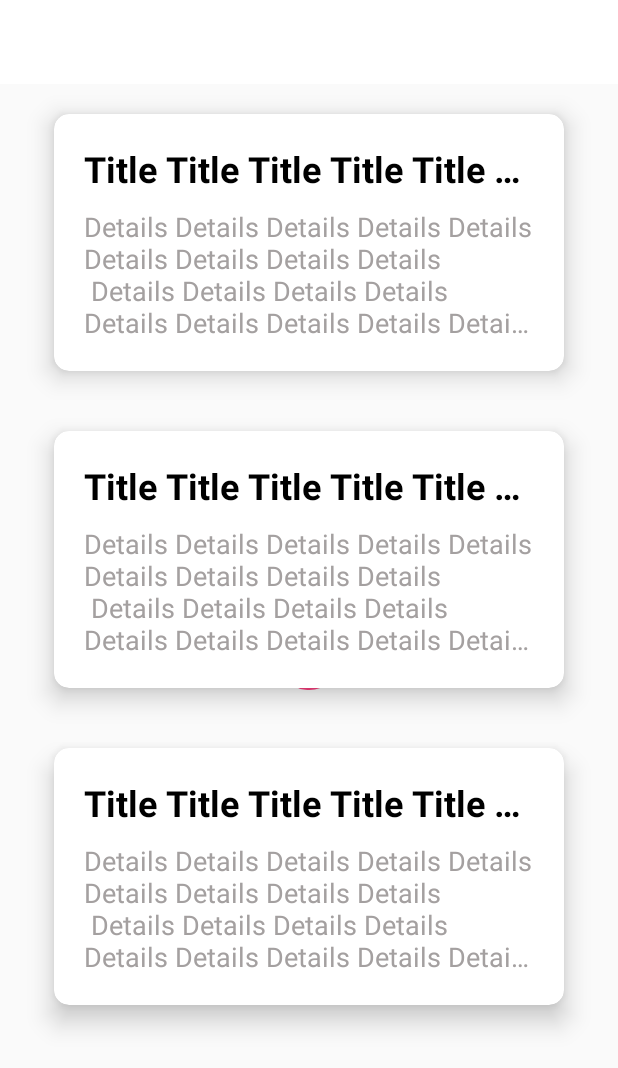
After one commit to Rob1SD/fabellas, an Android app: the layout activity_user_stories.xml on its own in the app's theme, with its tools: preview values and no code run, on a phone screen of 412 x 824 dp. The commit adds this screen. Shown: the top 1068 px of the screen. Run offline under Robolectric (Android 15) with nearby library versions, the phone set to English and light mode, and no system bars.

Commit message:
made it work

```diff
--- a/app/src/main/java/groupe_9/com/fabellas/firebase/StoriesFinder.java
+++ b/app/src/main/java/groupe_9/com/fabellas/firebase/StoriesFinder.java
@@ -38,7 +38,7 @@ public class StoriesFinder
             {
                 if (!dataSnapshot.exists())
                 {
-                    callbacks.onNoPlaceFound();
+                    callbacks.onNoStorieFound();
                 }
             }
 
@@ -141,7 +141,7 @@ public class StoriesFinder
             {
                 if (!dataSnapshot.exists())
                 {
-                    callbacks.onNoPlaceFound();
+                    callbacks.onNoStorieFound();
                 }
             }
 
--- a/app/src/main/java/groupe_9/com/fabellas/firebase/StoriesFinderCallbacks.java
+++ b/app/src/main/java/groupe_9/com/fabellas/firebase/StoriesFinderCallbacks.java
@@ -12,8 +12,6 @@ public interface StoriesFinderCallbacks
 
     void onStoryRemoved(Story storie);
 
-    void onNoPlaceFound();
-
     void onNoStorieFound();
 
     void onStartSearching();
--- a/app/src/main/java/groupe_9/com/fabellas/widget/AppWidgetAdapterFactory.java
+++ b/app/src/main/java/groupe_9/com/fabellas/widget/AppWidgetAdapterFactory.java
@@ -134,12 +134,6 @@ public class AppWidgetAdapterFactory
     }
 
     @Override
-    public void onNoPlaceFound()
-    {
-
-    }
-
-    @Override
     public void onNoStorieFound()
     {
 
--- /dev/null
+++ b/app/src/main/res/layout/activity_user_stories.xml
@@ -0,0 +1,55 @@
+<?xml version="1.0" encoding="utf-8"?>
+<android.support.constraint.ConstraintLayout
+    xmlns:android="http://schemas.android.com/apk/res/android"
+    xmlns:app="http://schemas.android.com/apk/res-auto"
+    xmlns:tools="http://schemas.android.com/tools"
+    android:layout_width="match_parent"
+    android:layout_height="match_parent"
+    android:fitsSystemWindows="true"
+    >
+
+    <include
+        layout="@layout/toolbar"
+        />
+
+    <FrameLayout
+        android:id="@+id/frameLayout"
+        android:layout_width="0dp"
+        android:layout_height="0dp"
+        app:layout_behavior="@string/appbar_scrolling_view_behavior"
+        app:layout_constraintBottom_toBottomOf="parent"
+        app:layout_constraintLeft_toLeftOf="parent"
+        app:layout_constraintRight_toRightOf="parent"
+        app:layout_constraintTop_toBottomOf="@+id/toolbar"
+        >
+
+        <ProgressBar
+            android:id="@+id/loader"
+            android:layout_width="wrap_content"
+            android:layout_height="wrap_content"
+            android:layout_gravity="center"
+            android:layout_margin="20dp"
+            android:visibility="visible"
+            />
+
+        <android.support.v7.widget.RecyclerView
+
+            android:id="@+id/item_list"
+            android:name="groupe_9.com.testmasterdetailflow.ItemListFragment"
+            android:layout_width="match_parent"
+            android:layout_height="match_parent"
+            android:layout_marginLeft="16dp"
+            android:layout_marginRight="16dp"
+            app:layoutManager="LinearLayoutManager"
+            tools:listitem="@layout/item_list_content"/>
+
+        <TextView
+            android:id="@+id/empty_view"
+            android:layout_width="match_parent"
+            android:layout_height="match_parent"
+            android:gravity="center"
+            android:text="@string/no_data_available"
+            android:visibility="gone"/>
+    </FrameLayout>
+
+</android.support.constraint.ConstraintLayout>
--- a/app/src/main/res/values/strings.xml
+++ b/app/src/main/res/values/strings.xml
@@ -23,4 +23,5 @@
     <string name="storie_details">Description de  l\'anecdote</string>
     <string name="error_empty_story_title_or_details">Veuillez saisir un titre et une description</string>
     <string name="add_storie_title">Ajout d\'une anecdote</string>
+    <string name="user_stories_title">Mes Anecdotes</string>
 </resources>
```
Also changed, not shown: app/src/main/AndroidManifest.xml (+19 -19 lines), app/src/main/java/groupe_9/com/fabellas/DummyContent.java (deleted, +0 -67 lines), app/src/main/java/groupe_9/com/fabellas/MapActivity.java (+4 -4 lines), app/src/main/java/groupe_9/com/fabellas/StoriesListActivity.java (+4 -26 lines), app/src/main/java/groupe_9/com/fabellas/UserStoriesActivity.java (added, +143 -0 lines), app/src/main/java/groupe_9/com/fabellas/adapters/StoriesRecyclerViewAdapter.java (+4 -8 lines).
